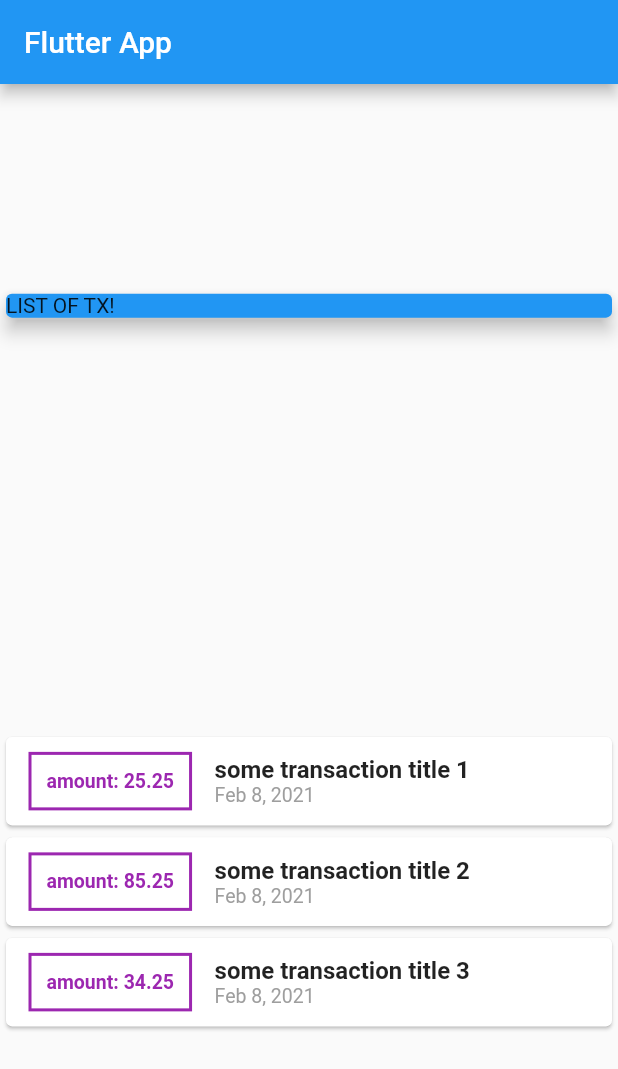
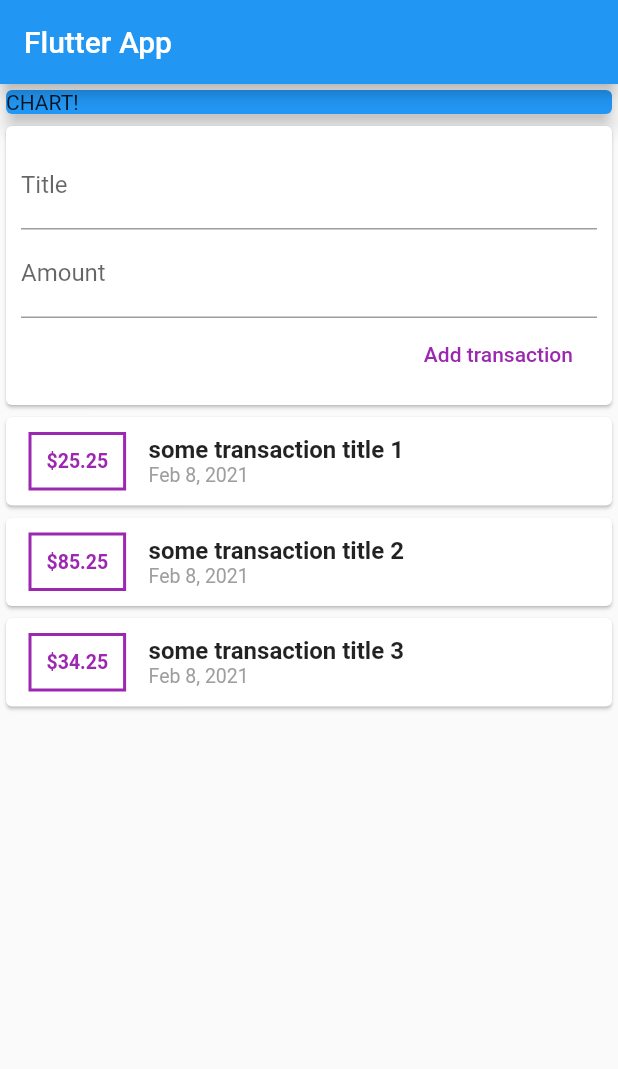
Before and after one commit to robozavri/flutter-finance, a Flutter app: the screen it shows after launch, on a phone screen of 412 x 824 dp. Shown: the top 1069 px of the screen. Run offline on Flutter 3.47's test engine with Material 2 defaults, Android fonts, the phone set to English and light mode, and no system bars.

Commit message:
[feat][finish-84 lesson]

```diff
--- a/lib/main.dart
+++ b/lib/main.dart
@@ -43,15 +43,34 @@ class MyHomePage extends StatelessWidget {
           title: Text('Flutter App'),
         ),
         body: Column(
-          mainAxisAlignment: MainAxisAlignment.spaceAround,
-          crossAxisAlignment: CrossAxisAlignment.stretch,
           children: <Widget>[
             Container(
               width: double.infinity,
               child: Card(
                 color: Colors.blue,
-                child: Text('LIST OF TX!'),
+                child: Text('CHART!'),
                 elevation: 5,
+              ),
+            ),
+            Card(
+              child: Container(
+                padding: EdgeInsets.all(10),
+                child: Column(
+                  crossAxisAlignment: CrossAxisAlignment.end,
+                  children: <Widget>[
+                    TextField(
+                      decoration: InputDecoration(labelText: 'Title'),
+                    ),
+                    TextField(
+                      decoration: InputDecoration(labelText: 'Amount'),
+                    ),
+                    FlatButton(
+                      child: Text('Add transaction'),
+                      textColor: Colors.purple,
+                      onPressed: () => {print('works')},
+                    )
+                  ],
+                ),
               ),
             ),
             Column(
@@ -66,7 +85,7 @@ class MyHomePage extends StatelessWidget {
                         decoration: BoxDecoration(
                             border: Border.all(color: Colors.purple, width: 2)),
                         child: Text(
-                          'amount: ${tx.amount.toString()}',
+                          '\$${tx.amount.toString()}',
                           style: TextStyle(
                               fontWeight: FontWeight.bold,
                               fontSize: 13,
```
